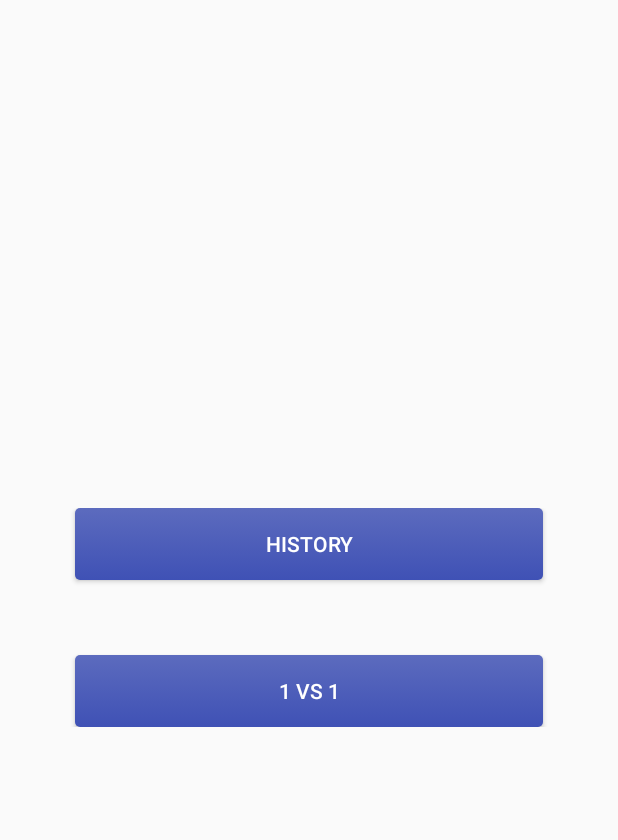
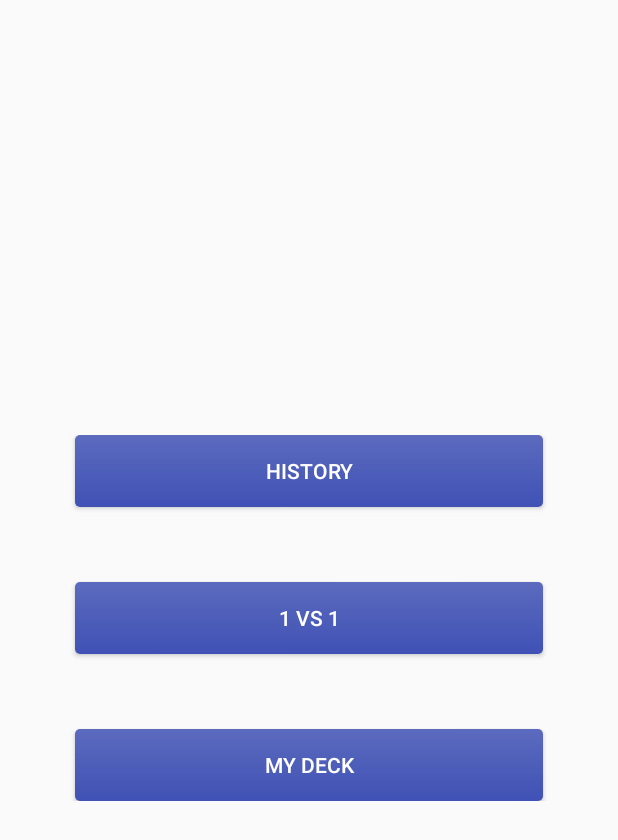
Before and after one commit to josemg08/HistoryJam, an Android app: the screen it shows after launch (ModeSelectionActivity), on a phone screen of 412 x 824 dp. Shown: the top 840 px of the screen. Run offline under Robolectric (Android 15) with nearby library versions, the phone set to English and light mode, and no system bars.

Commit message:
package UI

```diff
--- a/app/src/main/AndroidManifest.xml
+++ b/app/src/main/AndroidManifest.xml
@@ -9,16 +9,16 @@
         android:supportsRtl="true"
         android:theme="@style/AppTheme">
 
-        <activity android:name=".SplashActivity">
+        <activity android:name=".ui.SplashActivity">
             <intent-filter>
                 <action android:name="android.intent.action.MAIN"/>
                 <category android:name="android.intent.category.LAUNCHER"/>
             </intent-filter>
         </activity>
 
-        <activity android:name=".ModeSelectionActivity"/>
+        <activity android:name=".ui.ModeSelectionActivity"/>
 
-        <activity android:name=".HistoricEventSelectionActivity"/>
+        <activity android:name=".ui.HistoricEventSelectionActivity"/>
 
     </application>
 
--- a/app/src/main/java/com/etermax/borbotones/HistoricEventSelectionActivity.java
+++ b/app/src/main/java/com/etermax/borbotones/ui/HistoricEventSelectionActivity.java
@@ -1,4 +1,4 @@
-package com.etermax.borbotones;
+package com.etermax.borbotones.ui;
 
 import android.os.Bundle;
 import android.support.v7.app.AppCompatActivity;
@@ -6,6 +6,8 @@ import android.view.View;
 import android.widget.AdapterView;
 import android.widget.ArrayAdapter;
 import android.widget.ListView;
+
+import com.etermax.borbotones.R;
 
 /**
  * .___
--- a/app/src/main/java/com/etermax/borbotones/SplashActivity.java
+++ b/app/src/main/java/com/etermax/borbotones/ui/SplashActivity.java
@@ -1,9 +1,11 @@
-package com.etermax.borbotones;
+package com.etermax.borbotones.ui;
 
 import android.content.Intent;
 import android.os.Bundle;
 import android.os.Handler;
 import android.support.v7.app.AppCompatActivity;
+
+import com.etermax.borbotones.R;
 
 public class SplashActivity extends AppCompatActivity implements Runnable {
 
--- a/app/src/main/res/layout/activity_splash.xml
+++ b/app/src/main/res/layout/activity_splash.xml
@@ -6,7 +6,7 @@
     android:layout_width="match_parent"
     android:layout_height="match_parent"
     android:background="@color/colorPrimaryDark"
-    tools:context="com.etermax.borbotones.SplashActivity">
+    tools:context="com.etermax.borbotones.ui.SplashActivity">
 
     <com.etermax.borbotones.widget.CustomFontTextView
         style="@style/MikadoBlack"
@@ -14,6 +14,6 @@
         android:layout_height="wrap_content"
         android:layout_centerInParent="true"
         android:textSize="100px"
-        android:text="SPLASH"/>
+        android:text="@string/splash"/>
 
 </RelativeLayout>
--- a/app/src/main/res/layout/mode_selection_layout.xml
+++ b/app/src/main/res/layout/mode_selection_layout.xml
@@ -15,7 +15,6 @@
             android:layout_width="match_parent"
             android:layout_height="wrap_content"
             android:background="@drawable/primary_button_background"
-            android:layout_marginBottom="50dp"
             android:text="@string/history"/>
 
         <Button
@@ -24,8 +23,17 @@
             android:layout_width="match_parent"
             android:layout_height="wrap_content"
             android:background="@drawable/primary_button_background"
+            android:layout_marginTop="50dp"
             android:text="@string/vs"/>
 
+        <Button
+            android:id="@+id/my_deck_button"
+            style="@style/mode_selection_button_style"
+            android:layout_width="match_parent"
+            android:layout_height="wrap_content"
+            android:background="@drawable/primary_button_background"
+            android:layout_marginTop="50dp"
+            android:text="@string/my_deck"/>
     </LinearLayout>
 
 </RelativeLayout>
--- a/app/src/main/res/values/strings.xml
+++ b/app/src/main/res/values/strings.xml
@@ -2,8 +2,11 @@
 
     <string name="app_name">Borbotones</string>
 
+    <string name="splash">Splash</string>
+
     <!--.___ Mode selection strings __.-->
     <string name="vs">1 vs 1</string>
     <string name="history">History</string>
+    <string name="my_deck">My deck</string>
 
 </resources>
```
Also changed, not shown: app/src/main/java/com/etermax/borbotones/ui/ModeSelectionActivity.java (renamed from app/src/main/java/com/etermax/borbotones/ModeSelectionActivity.java, +8 -1 lines).
